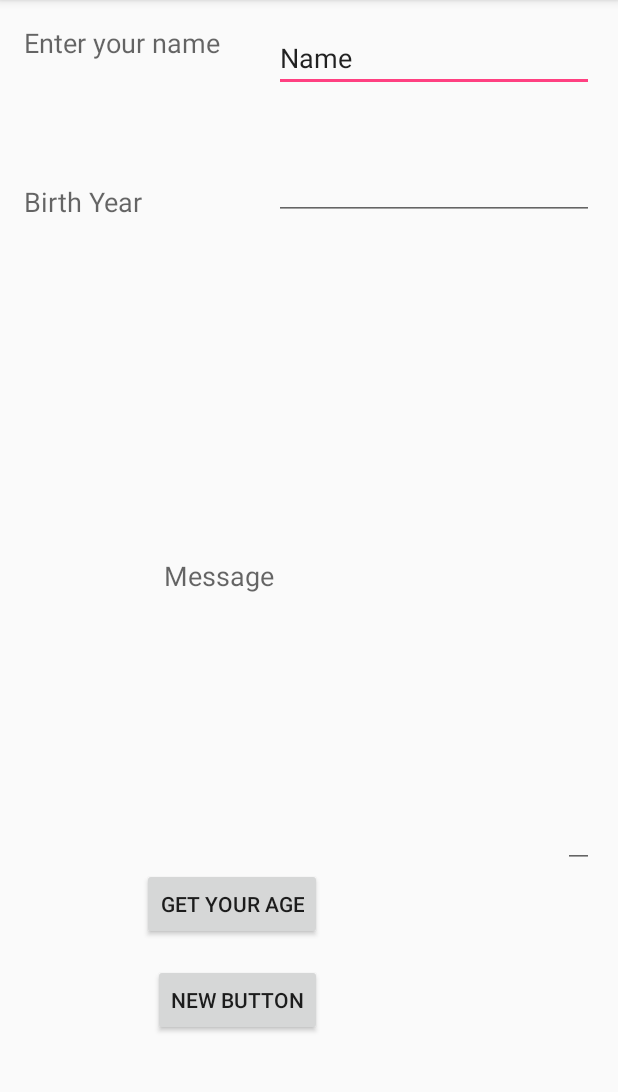
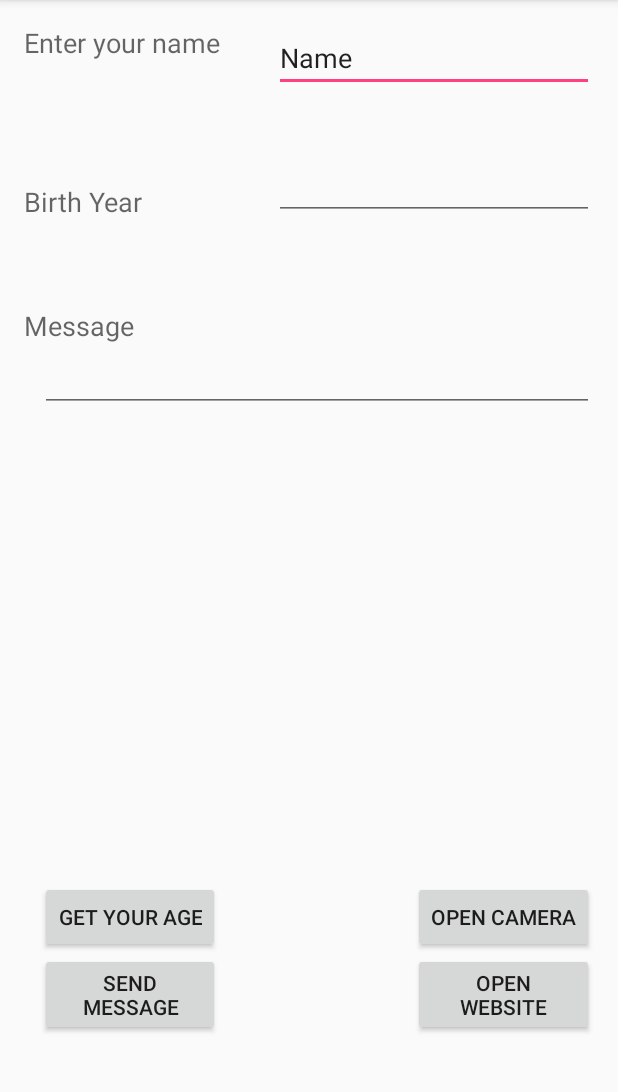
Before and after one commit to Xayna/NNU-MobileProgramming, an Android app: the screen it shows after launch (MainActivity), on a phone screen of 412 x 824 dp, the part 84-1176 px from its top. Run offline under Robolectric (Android 15) with nearby library versions, the phone set to English and light mode, and no system bars.

Commit message:
update example

```diff
--- a/week2/examples/IntentsExample/app/src/main/AndroidManifest.xml
+++ b/week2/examples/IntentsExample/app/src/main/AndroidManifest.xml
@@ -1,6 +1,10 @@
 <?xml version="1.0" encoding="utf-8"?>
 <manifest xmlns:android="http://schemas.android.com/apk/res/android"
     package="edu.nnu.mp.intentsexample">
+    <uses-permission android:name="android.permission.ACCESS_WIFI_STATE"/>
+    <uses-permission
+        android:name="android.permission.CAMERA"/>
+    <uses-permission android:name="android.permission.INTERNET" />
 
     <application
         android:allowBackup="true"
--- a/week2/examples/IntentsExample/app/src/main/java/edu/nnu/mp/intentsexample/MainActivity.java
+++ b/week2/examples/IntentsExample/app/src/main/java/edu/nnu/mp/intentsexample/MainActivity.java
@@ -1,7 +1,9 @@
 package edu.nnu.mp.intentsexample;
 
 import android.content.Intent;
+import android.net.Uri;
 import android.os.Message;
+import android.provider.MediaStore;
 import android.support.v7.app.AppCompatActivity;
 import android.os.Bundle;
 import android.view.View;
@@ -21,28 +23,40 @@ public class MainActivity extends AppCompatActivity {
         super.onCreate(savedInstanceState);
         setContentView(R.layout.activity_main);
 
-        Button sendMsg = (Button) findViewById(R.id.btn_msg);
 
+        //initialize views
         final EditText name_et = (EditText)findViewById(R.id.et_name);
         final EditText byear_et = (EditText)findViewById(R.id.et_year);
-
         final EditText msg = (EditText)findViewById(R.id.et_msg);
 
+        Button sendMsg = (Button) findViewById(R.id.btn_msg);
+        Button calculate = (Button)findViewById(R.id.btn_calculate);
+        Button openSite = (Button) findViewById(R.id.btn_openSite);
+        final Button camera = (Button)findViewById(R.id.btn_camera);
 
 
+        //you can find more information about asset in
+        //http://www.codejava.net/java-core/the-java-language/java-keyword-assert
+        assert sendMsg != null;
+        //set onclick function to sendMsg button
+        //send message to message activity
         sendMsg.setOnClickListener(new View.OnClickListener() {
             @Override
             public void onClick(View v) {
+                // define explicit intent ( source , destination )
                 Intent intent = new Intent(MainActivity.this, message.class);
+                // pass data to new message activity
                 intent.putExtra(KEY_MSG , msg.getText().toString() );
+                //message activity will return data for me so I will start an activity for result
                 startActivityForResult(intent,MESSAGE_REQUEST_CODE);
 
             }
         });
 
 
-        Button calculate = (Button)findViewById(R.id.btn_calculate);
 
+        //set onclick function to calculate age button
+        //send name , birth year to agecalculator activity
         calculate.setOnClickListener(new View.OnClickListener() {
             @Override
             public void onClick(View v) {
@@ -61,10 +75,38 @@ public class MainActivity extends AppCompatActivity {
                 startActivityForResult(i ,CALCULATE_REQUEST_CODE  );
             }
         });
+
+
+        camera.setOnClickListener(new View.OnClickListener(){
+            @Override
+            public void onClick(View v)
+            {
+                Intent cameraIntent = new Intent();
+                //"android.media.action.IMAGE_CAPTURE"
+                cameraIntent.setAction(MediaStore.ACTION_IMAGE_CAPTURE);
+                startActivityForResult(cameraIntent , 0);
+            }
+        });
+
+        assert openSite != null;
+        openSite.setOnClickListener(new View.OnClickListener() {
+            @Override
+            public void onClick(View v) {
+                Uri uri = Uri.parse("https://sites.google.com/site/ntipfall2016/");
+                Intent intent = new Intent();
+                intent.setAction(Intent.ACTION_VIEW);
+                intent.setData(uri);
+                // or we can define all in one step using the constructor
+                // Intent intent = new Intent(Intent.ACTION_VIEW, uri);
+                startActivity(intent);
+
+            }
+        });
     }
 
     @Override
-    protected void onActivityResult(int requestCode , int resultCode, Intent data){
+    protected void onActivityResult(int requestCode , int resultCode, Intent data)
+    {
         super.onActivityResult(requestCode, resultCode, data);
         if(requestCode == CALCULATE_REQUEST_CODE)
         {
@@ -74,8 +116,11 @@ public class MainActivity extends AppCompatActivity {
         }
         else if(requestCode == MESSAGE_REQUEST_CODE)
         {
-            String str = data.getStringExtra(message.TEST_MSG);
-            Toast.makeText(getBaseContext(), str, Toast.LENGTH_LONG).show();
+            if(resultCode == RESULT_OK) {
+                String str = data.getStringExtra(message.TEST_MSG);
+                Toast.makeText(getBaseContext(), str, Toast.LENGTH_LONG).show();
+            }
+
         }
     }
 }
--- a/week2/examples/IntentsExample/app/src/main/res/layout/activity_main.xml
+++ b/week2/examples/IntentsExample/app/src/main/res/layout/activity_main.xml
@@ -58,18 +58,19 @@
         android:layout_height="wrap_content"
         android:text="get your age"
         android:id="@+id/btn_calculate"
-        android:layout_alignParentBottom="true"
-        android:layout_toRightOf="@+id/textView2"
-        android:layout_toEndOf="@+id/textView2"
-        android:layout_marginBottom="125dp" />
+        android:layout_above="@+id/btn_msg"
+        android:layout_alignRight="@+id/textView"
+        android:layout_alignEnd="@+id/textView" />
 
     <EditText
         android:layout_width="wrap_content"
         android:layout_height="wrap_content"
         android:id="@+id/et_msg"
-        android:layout_above="@+id/btn_calculate"
         android:layout_alignRight="@+id/et_year"
-        android:layout_alignEnd="@+id/et_year" />
+        android:layout_alignEnd="@+id/et_year"
+        android:layout_below="@+id/textView3"
+        android:layout_alignLeft="@+id/btn_msg"
+        android:layout_alignStart="@+id/btn_msg" />
 
     <TextView
         android:layout_width="wrap_content"
@@ -77,18 +78,39 @@
         android:textAppearance="?android:attr/textAppearanceMedium"
         android:text="Message"
         android:id="@+id/textView3"
-        android:layout_centerVertical="true"
-        android:layout_toLeftOf="@+id/et_year"
-        android:layout_toStartOf="@+id/et_year" />
+        android:layout_below="@+id/textView2"
+        android:layout_alignParentLeft="true"
+        android:layout_alignParentStart="true"
+        android:layout_marginTop="58dp" />
 
     <Button
         android:layout_width="wrap_content"
         android:layout_height="wrap_content"
-        android:text="New Button"
+        android:text="Send Message"
         android:id="@+id/btn_msg"
         android:layout_marginBottom="61dp"
         android:layout_alignParentBottom="true"
         android:layout_alignRight="@+id/btn_calculate"
-        android:layout_alignEnd="@+id/btn_calculate" />
+        android:layout_alignEnd="@+id/btn_calculate"
+        android:layout_alignLeft="@+id/btn_calculate"
+        android:layout_alignStart="@+id/btn_calculate" />
+
+    <Button
+        android:layout_width="wrap_content"
+        android:layout_height="wrap_content"
+        android:text="open camera"
+        android:id="@+id/btn_camera"
+        android:layout_alignTop="@+id/btn_calculate"
+        android:layout_alignParentRight="true"
+        android:layout_alignParentEnd="true" />
+
+    <Button
+        android:layout_width="wrap_content"
+        android:layout_height="wrap_content"
+        android:text="open website"
+        android:id="@+id/btn_openSite"
+        android:layout_alignBottom="@+id/btn_msg"
+        android:layout_alignLeft="@+id/btn_camera"
+        android:layout_alignStart="@+id/btn_camera" />
 
 </RelativeLayout>
--- a/week2/examples/IntentsExample/build.gradle
+++ b/week2/examples/IntentsExample/build.gradle
@@ -5,7 +5,7 @@ buildscript {
         jcenter()
     }
     dependencies {
-        classpath 'com.android.tools.build:gradle:2.1.0'
+        classpath 'com.android.tools.build:gradle:2.1.3'
 
         // NOTE: Do not place your application dependencies here; they belong
         // in the individual module build.gradle files
```
Also changed, not shown: week2/examples/IntentsExample/app/src/main/java/edu/nnu/mp/intentsexample/message.java (+6 -5 lines), week2/examples/IntentsExample/gradle/wrapper/gradle-wrapper.properties.
